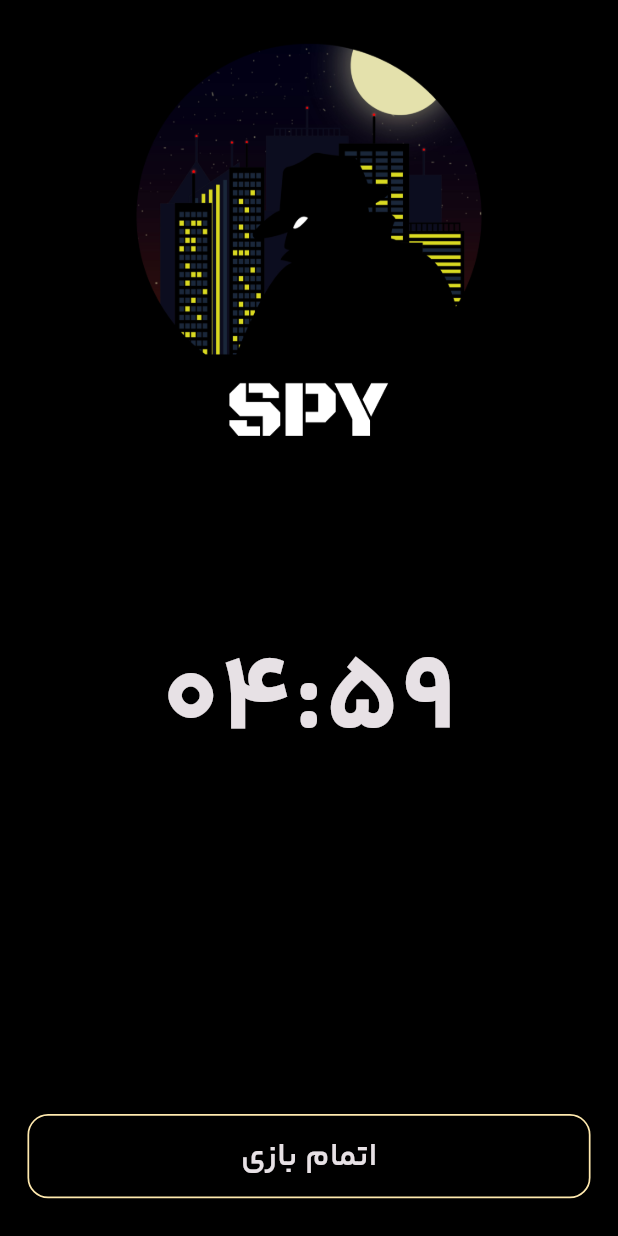
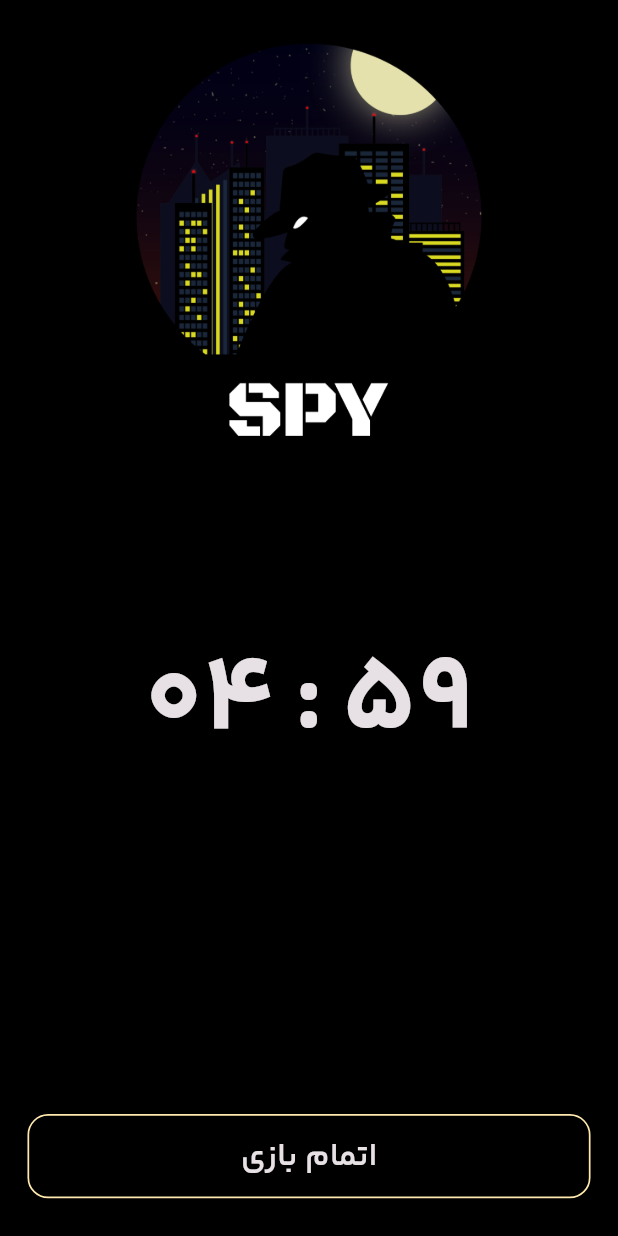
Before and after one commit to Alireza-kzt/flutter_spy_game, a Flutter app: the TimerPage screen opened by its route, on a phone screen of 412 x 824 dp. Run offline on Flutter 3.47's test engine with Material 2 defaults, Android fonts, the phone set to English and light mode, and no system bars; our stand-ins replace flutter_svg, get, responsive_framework; missing offline and left inert: flutter_ringtone_player.

Commit message:
game timer

```diff
--- a/lib/spy/controller/spy_controller.dart
+++ b/lib/spy/controller/spy_controller.dart
@@ -4,7 +4,7 @@ import '../../core/constants/rout_path.dart';
 
 class SpyController extends GetxController {
   RxInt players = 4.obs;
-  RxInt minutes = 1.obs;
+  RxInt minutes = 5.obs;
   RxInt spies = 1.obs;
 
   static SpyController get to => Get.find();
--- a/lib/spy/controller/spy_timer_controller.dart
+++ b/lib/spy/controller/spy_timer_controller.dart
@@ -1,32 +1,20 @@
-import 'dart:async';
-
+import 'package:flutter_ringtone_player/flutter_ringtone_player.dart';
+import 'package:flutter/foundation.dart';
 import 'package:get/get.dart';
 
 class SpyTimerController extends GetxController with StateMixin {
-  RxInt timeOut = 60.obs;
   final second = const Duration(seconds: 1);
 
   static SpyTimerController get to => Get.find();
 
   @override
   onInit() {
-    startTimer();
+    change(null, status: RxStatus.success());
     super.onInit();
   }
 
-  startTimer() {
-    timeOut.value = 60;
-    change(timeOut.value, status: RxStatus.success());
-    Timer.periodic(
-      second,
-      (timer) async {
-        timeOut.value--;
-        change(timeOut.value, status: RxStatus.success());
-        if (timeOut.value == 0) {
-          timer.cancel();
-          change(null, status: RxStatus.empty());
-        }
-      },
-    );
+  void onTimeOut() {
+    if(!kIsWeb) FlutterRingtonePlayer.playNotification();
+    change(null, status: RxStatus.empty());
   }
 }
--- a/lib/spy/setup_bindings.dart
+++ b/lib/spy/setup_bindings.dart
@@ -5,6 +5,6 @@ import 'controller/spy_controller.dart';
 class SetupBindings implements Bindings {
   @override
   void dependencies() {
-    Get.put(SpyController());
+    Get.put(SpyController(), permanent: true);
   }
 }
--- a/lib/spy/view/pages/role_granting_page.dart
+++ b/lib/spy/view/pages/role_granting_page.dart
@@ -19,7 +19,7 @@ class RoleGrantingPage extends StatelessWidget {
             () => RoleGrantingWidget(
               isLastRole: SpyController.to.players.value - 1 == i,
               seen: RoleController.to.seen.value,
-              word: RoleController.to.spies.contains(i) ? 'جاسوسی' : 'دست انداز',
+              word: RoleController.to.spies.contains(i) ? ' جاسوسی که سوتون!' : 'دست انداز',
               onGrantPressed: RoleController.to.onGrantPressed,
               onSeenPressed: RoleController.to.onSeenPressed,
               onFinishedPressed: RoleController.to.startGame,
--- a/lib/spy/view/pages/timer_page.dart
+++ b/lib/spy/view/pages/timer_page.dart
@@ -1,6 +1,8 @@
 import 'package:flutter/material.dart';
 import 'package:get/get.dart';
 import 'package:spy/core/constants/rout_path.dart';
+import 'package:spy/spy/controller/spy_controller.dart';
+import 'package:spy/spy/view/widgets/stop_watch_widget.dart';
 
 import '../../../core/view/styles/button_style.dart';
 import '../../controller/spy_timer_controller.dart';
@@ -14,12 +16,12 @@ class TimerPage extends StatelessWidget {
       bottomNavigationBar: Padding(
         padding: const EdgeInsets.symmetric(horizontal: 16, vertical: 22),
         child: OutlinedButton(
+          style: ButtonStyleFrom.of(context).largeOutlinedButtonStyle?.copyWith(
+                foregroundColor: MaterialStateProperty.all(Theme.of(context).colorScheme.onBackground),
+                side: MaterialStateProperty.all(BorderSide(color: Theme.of(context).colorScheme.primaryContainer)),
+              ),
+          onPressed: () => Get.offNamed(RoutePath.root),
           child: const Text('اتمام بازی'),
-          style: ButtonStyleFrom.of(context).largeOutlinedButtonStyle?.copyWith(
-            foregroundColor: MaterialStateProperty.all(Theme.of(context).colorScheme.onBackground),
-            side: MaterialStateProperty.all(BorderSide(color: Theme.of(context).colorScheme.primaryContainer)),
-          ),
-          onPressed: () => Get.offNamed(RoutePath.root),
         ),
       ),
       body: SafeArea(
@@ -30,7 +32,20 @@ class TimerPage extends StatelessWidget {
             const SizedBox(height: 24),
             Image.asset('assets/images/spy.png', height: 230),
             const SizedBox(height: 120),
-            SpyTimerController.to.obx((timeout)=> Text('04:$timeout', style: context.textTheme.displayLarge)),
+            SpyTimerController.to.obx(
+              (timeout) => Directionality(
+                textDirection: TextDirection.ltr,
+                child: TimerCountdown(
+                  endTime: DateTime.now().add(Duration(minutes: SpyController.to.minutes.value)),
+                  format: CountDownTimerFormat.minutesSeconds,
+                  enableDescriptions: false,
+                  timeTextStyle: context.textTheme.displayLarge,
+                  colonsTextStyle: context.textTheme.displayLarge,
+                  onEnd: SpyTimerController.to.onTimeOut,
+                ),
+              ),
+              onEmpty: Text('شت! زمان تموم شد!', style: context.textTheme.displaySmall),
+            ),
           ],
         ),
       ),
--- /dev/null
+++ b/lib/spy/view/widgets/stop_watch_widget.dart
@@ -0,0 +1,443 @@
+import 'dart:async';
+import 'package:flutter/widgets.dart';
+
+enum CountDownTimerFormat {
+  daysHoursMinutesSeconds,
+  daysHoursMinutes,
+  daysHours,
+  daysOnly,
+  hoursMinutesSeconds,
+  hoursMinutes,
+  hoursOnly,
+  minutesSeconds,
+  minutesOnly,
+  secondsOnly,
+}
+
+class TimerCountdown extends StatefulWidget {
+  /// Format for the timer coundtown, choose between different `CountDownTimerFormat`s
+  final CountDownTimerFormat format;
+
+  /// Defines the time when the timer is over.
+  final DateTime endTime;
+
+  /// Function to call when the timer is over.
+  final VoidCallback? onEnd;
+
+  /// Toggle time units descriptions.
+  final bool enableDescriptions;
+
+  /// `TextStyle` for the time numbers.
+  final TextStyle? timeTextStyle;
+
+  /// `TextStyle` for the colons betwenn the time numbers.
+  final TextStyle? colonsTextStyle;
+
+  /// `TextStyle` for the description
+  final TextStyle? descriptionTextStyle;
+
+  /// Days unit description.
+  final String daysDescription;
+
+  /// Hours unit description.
+  final String hoursDescription;
+
+  /// Minutes unit description.
+  final String minutesDescription;
+
+  /// Seconds unit description.
+  final String secondsDescription;
+
+  /// Defines the width between the colons and the units.
+  final double spacerWidth;
+
+  TimerCountdown({
+    required this.endTime,
+    this.format = CountDownTimerFormat.daysHoursMinutesSeconds,
+    this.enableDescriptions = true,
+    this.onEnd,
+    this.timeTextStyle,
+    this.colonsTextStyle,
+    this.descriptionTextStyle,
+    this.daysDescription = "Days",
+    this.hoursDescription = "Hours",
+    this.minutesDescription = "Minutes",
+    this.secondsDescription = "Seconds",
+    this.spacerWidth = 10,
+  });
+
+  @override
+  _TimerCountdownState createState() => _TimerCountdownState();
+}
+
+class _TimerCountdownState extends State<TimerCountdown> {
+  Timer? timer;
+  late String countdownDays;
+  late String countdownHours;
+  late String countdownMinutes;
+  late String countdownSeconds;
+  late Duration difference;
+
+  @override
+  void initState() {
+    _startTimer();
+    super.initState();
+  }
+
+  @override
+  void dispose() {
+    if (timer != null) {
+      timer!.cancel();
+    }
+    super.dispose();
+  }
+
+  /// Calculate the time difference between now end the given [endTime] and initialize all UI timer values.
+  ///
+  /// Then create a periodic `Timer` which updates all fields every second depending on the time difference which is getting smaller.
+  /// When this difference reached `Duration.zero` the `Timer` is stopped and the [onEnd] callback is invoked.
+  void _startTimer() {
+    if (widget.endTime.isBefore(DateTime.now())) {
+      difference = Duration.zero;
+    } else {
+      difference = widget.endTime.difference(DateTime.now());
+    }
+
+    countdownDays = _durationToStringDays(difference);
+    countdownHours = _durationToStringHours(difference);
+    countdownMinutes = _durationToStringMinutes(difference);
+    countdownSeconds = _durationToStringSeconds(difference);
+
+    if (difference == Duration.zero) {
+      if (widget.onEnd != null) {
+        widget.onEnd!();
+      }
+    } else {
+      timer = Timer.periodic(Duration(seconds: 1), (timer) {
+        difference = widget.endTime.difference(DateTime.now());
+        setState(() {
+          countdownDays = _durationToStringDays(difference);
+          countdownHours = _durationToStringHours(difference);
+          countdownMinutes = _durationToStringMinutes(difference);
+          countdownSeconds = _durationToStringSeconds(difference);
+        });
+        if (difference <= Duration.zero) {
+          timer.cancel();
+          if (widget.onEnd != null) {
+            widget.onEnd!();
+          }
+        }
+      });
+    }
+  }
+
+  @override
+  Widget build(BuildContext context) {
+    return _countDownTimerFormat();
+  }
+
+  /// Builds the UI colons between the time units.
+  Widget _colon() {
+    return Row(
+      children: [
+        SizedBox(
+          width: widget.spacerWidth,
+        ),
+        Column(
+          mainAxisSize: MainAxisSize.min,
+          mainAxisAlignment: MainAxisAlignment.center,
+          children: [
+            Text(
+              ":",
+              style: widget.colonsTextStyle,
+            ),
+            if (widget.enableDescriptions)
+              SizedBox(
+                height: 5,
+              ),
+            if (widget.enableDescriptions)
+              Text(
+                "",
+                style: widget.descriptionTextStyle,
+              ),
+          ],
+        ),
+        SizedBox(
+          width: widget.spacerWidth,
+        ),
+      ],
+    );
+  }
+
+  /// Builds the timer days with its description.
+  Widget _days(BuildContext context) {
+    return Column(
+      mainAxisSize: MainAxisSize.min,
+      crossAxisAlignment: CrossAxisAlignment.center,
+      children: [
+        Text(
+          countdownDays,
+          style: widget.timeTextStyle,
+        ),
+        if (widget.enableDescriptions)
+          SizedBox(
+            height: 5,
+          ),
+        if (widget.enableDescriptions)
+          Text(
+            widget.daysDescription,
+            style: widget.descriptionTextStyle,
+          ),
+      ],
+    );
+  }
+
+  /// Builds the timer hours with its description.
+  Widget _hours(BuildContext context) {
+    return Column(
+      mainAxisSize: MainAxisSize.min,
+      crossAxisAlignment: CrossAxisAlignment.center,
+      children: [
+        Text(
+          countdownHours,
+          style: widget.timeTextStyle,
+        ),
+        if (widget.enableDescriptions)
+          SizedBox(
+            height: 5,
+          ),
+        if (widget.enableDescriptions)
+          Text(
+            widget.hoursDescription,
+            style: widget.descriptionTextStyle,
+          ),
+      ],
+    );
+  }
+
+  /// Builds the timer minutes with its description.
+  Widget _minutes(BuildContext context) {
+    return Column(
+      mainAxisSize: MainAxisSize.min,
+      crossAxisAlignment: CrossAxisAlignment.center,
+      children: [
+        Text(
+          countdownMinutes,
+          style: widget.timeTextStyle,
+        ),
+        if (widget.enableDescriptions)
+          SizedBox(
+            height: 5,
+          ),
+        if (widget.enableDescriptions)
+          Text(
+            widget.minutesDescription,
+            style: widget.descriptionTextStyle,
+          ),
+      ],
+    );
+  }
+
+  /// Builds the timer seconds with its description.
+  Widget _seconds(BuildContext context) {
+    return Column(
+      crossAxisAlignment: CrossAxisAlignment.center,
+      mainAxisSize: MainAxisSize.min,
+      children: [
+        Text(
+          countdownSeconds,
+          style: widget.timeTextStyle,
+        ),
+        if (widget.enableDescriptions)
+          SizedBox(
+            height: 5,
+          ),
+        if (widget.enableDescriptions)
+          Text(
+            widget.secondsDescription,
+            style: widget.descriptionTextStyle,
+          ),
+      ],
+    );
+  }
+
+  /// When the selected [CountDownTimerFormat] is leaving out the last unit, this function puts the UI value of the unit before up by one.
+  ///
+  /// This is done to show the currently running time unit.
+  String _twoDigits(int n, String unitType) {
+    switch (unitType) {
+      case "minutes":
+        if (widget.format == CountDownTimerFormat.daysHoursMinutes ||
+            widget.format == CountDownTimerFormat.hoursMinutes ||
+            widget.format == CountDownTimerFormat.minutesOnly) {
+          if (difference > Duration.zero) {
+            n++;
+          }
+        }
+        if (n >= 10) return "$n";
+        return "0$n";
+      case "hours":
+        if (widget.format == CountDownTimerFormat.daysHours ||
+            widget.format == CountDownTimerFormat.hoursOnly) {
+          if (difference > Duration.zero) {
+            n++;
+          }
+        }
+        if (n >= 10) return "$n";
+        return "0$n";
+      case "days":
+        if (widget.format == CountDownTimerFormat.daysOnly) {
+          if (difference > Duration.zero) {
+            n++;
+          }
+        }
+        if (n >= 10) return "$n";
+        return "0$n";
+      default:
+        if (n >= 10) return "$n";
+        return "0$n";
+    }
+  }
+
+  /// Convert [Duration] in days to String for UI.
+  String _durationToStringDays(Duration duration) {
+    return _twoDigits(duration.inDays, "days").toString();
+  }
+
+  /// Convert [Duration] in hours to String for UI.
+  String _durationToStringHours(Duration duration) {
+    if (widget.format == CountDownTimerFormat.hoursMinutesSeconds ||
+        widget.format == CountDownTimerFormat.hoursMinutes ||
+        widget.format == CountDownTimerFormat.hoursOnly) {
+      return _twoDigits(duration.inHours, "hours");
+    } else
+      return _twoDigits(duration.inHours.remainder(24), "hours").toString();
+  }
+
+  /// Convert [Duration] in minutes to String for UI.
+  String _durationToStringMinutes(Duration duration) {
+    if (widget.format == CountDownTimerFormat.minutesSeconds ||
+        widget.format == CountDownTimerFormat.minutesOnly) {
+      return _twoDigits(duration.inMinutes, "minutes");
+    } else
+      return _twoDigits(duration.inMinutes.remainder(60), "minutes");
+  }
+
+  /// Convert [Duration] in seconds to String for UI.
+  String _durationToStringSeconds(Duration duration) {
+    if (widget.format == CountDownTimerFormat.secondsOnly) {
+      return _twoDigits(duration.inSeconds, "seconds");
+    } else
+      return _twoDigits(duration.inSeconds.remainder(60), "seconds");
+  }
+
+  /// Switches the UI to be displayed based on [CountDownTimerFormat].
+  Widget _countDownTimerFormat() {
+    switch (widget.format) {
+      case CountDownTimerFormat.daysHoursMinutesSeconds:
+        return Row(
+          mainAxisSize: MainAxisSize.min,
+          children: [
+            _days(context),
+            _colon(),
+            _hours(context),
+            _colon(),
+            _minutes(context),
+            _colon(),
+            _seconds(context),
+          ],
+        );
+      case CountDownTimerFormat.daysHoursMinutes:
+        return Row(
+          mainAxisSize: MainAxisSize.min,
+          children: [
+            _days(context),
+            _colon(),
+            _hours(context),
+            _colon(),
+            _minutes(context),
+          ],
+        );
+      case CountDownTimerFormat.daysHours:
+        return Row(
+          mainAxisSize: MainAxisSize.min,
+          children: [
+            _days(context),
+            _colon(),
+            _hours(context),
+          ],
+        );
+      case CountDownTimerFormat.daysOnly:
+        return Row(
+          mainAxisSize: MainAxisSize.min,
+          children: [
+            _days(context),
+          ],
+        );
+      case CountDownTimerFormat.hoursMinutesSeconds:
+        return Row(
+          mainAxisSize: MainAxisSize.min,
+          children: [
+            _hours(context),
+            _colon(),
+            _minutes(context),
+            _colon(),
+            _seconds(context),
+          ],
+        );
+      case CountDownTimerFormat.hoursMinutes:
+        return Row(
+          mainAxisSize: MainAxisSize.min,
+          children: [
+            _hours(context),
+            _colon(),
+            _minutes(context),
+          ],
+        );
+      case CountDownTimerFormat.hoursOnly:
+        return Row(
+          mainAxisSize: MainAxisSize.min,
+          children: [
+            _hours(context),
+          ],
+        );
+      case CountDownTimerFormat.minutesSeconds:
+        return Row(
+          mainAxisSize: MainAxisSize.min,
+          children: [
+            _minutes(context),
+            _colon(),
+            _seconds(context),
+          ],
+        );
+
+      case CountDownTimerFormat.minutesOnly:
+        return Row(
+          mainAxisSize: MainAxisSize.min,
+          children: [
+            _minutes(context),
+          ],
+        );
+      case CountDownTimerFormat.secondsOnly:
+        return Row(
+          mainAxisSize: MainAxisSize.min,
+          children: [
+            _seconds(context),
+          ],
+        );
+      default:
+        return Row(
+          mainAxisSize: MainAxisSize.min,
+          children: [
+            _days(context),
+            _colon(),
+            _hours(context),
+            _colon(),
+            _minutes(context),
+            _colon(),
+            _seconds(context),
+          ],
+        );
+    }
+  }
+}
--- a/pubspec.yaml
+++ b/pubspec.yaml
@@ -35,6 +35,7 @@ dependencies:
   get: ^4.6.5
   responsive_framework: ^0.2.0
   flutter_svg: any
+  flutter_ringtone_player: ^3.2.0
 
 
   # The following adds the Cupertino Icons font to your application.
```
Also changed, not shown: pubspec.lock, 1 other file.
